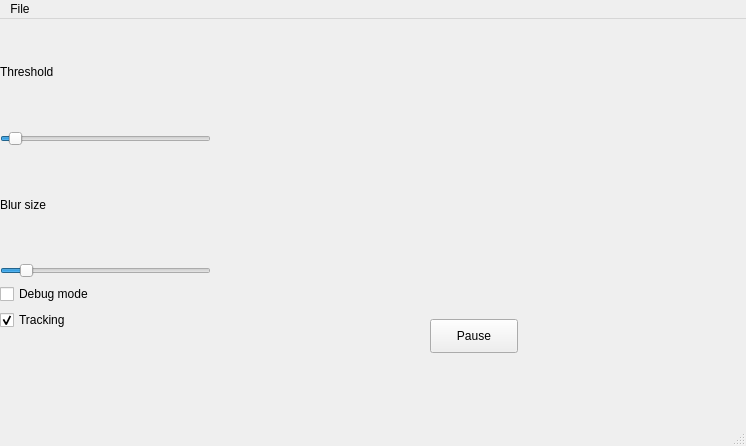
This is mainwindow.ui in dihindee/peoplecounting as Qt 5 draws it before an edit. The edited form follows.
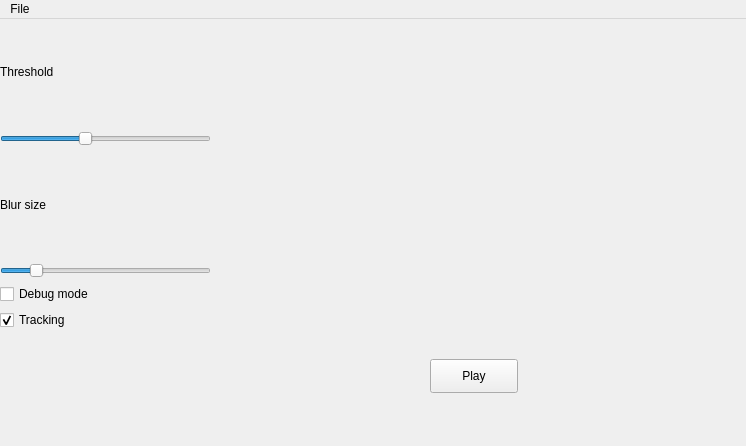
This is the edited form.

Diff of the .ui file:
```diff
--- a/mainwindow.ui
+++ b/mainwindow.ui
@@ -37,7 +37,7 @@
         <number>500</number>
        </property>
        <property name="value">
-        <number>20</number>
+        <number>200</number>
        </property>
        <property name="orientation">
         <enum>Qt::Horizontal</enum>
@@ -60,7 +60,7 @@
         <number>200</number>
        </property>
        <property name="value">
-        <number>20</number>
+        <number>30</number>
        </property>
        <property name="orientation">
         <enum>Qt::Horizontal</enum>
@@ -103,15 +103,26 @@
     <property name="geometry">
      <rect>
       <x>430</x>
-      <y>300</y>
+      <y>340</y>
       <width>88</width>
       <height>34</height>
      </rect>
     </property>
     <property name="text">
-     <string>Pause</string>
+     <string>Play</string>
     </property>
    </widget>
+   <widget class="QWidget" name="verticalLayoutWidget_2">
+    <property name="geometry">
+     <rect>
+      <x>210</x>
+      <y>0</y>
+      <width>481</width>
+      <height>311</height>
+     </rect>
+    </property>
+    <layout class="QVBoxLayout" name="drawLayout"/>
+   </widget>
   </widget>
   <widget class="QMenuBar" name="menubar">
    <property name="geometry">
@@ -130,7 +141,6 @@
    </widget>
    <addaction name="menuOpen_video"/>
   </widget>
-  <widget class="QStatusBar" name="statusbar"/>
   <action name="actionOpen_video">
    <property name="text">
     <string>Open video</string>
```
